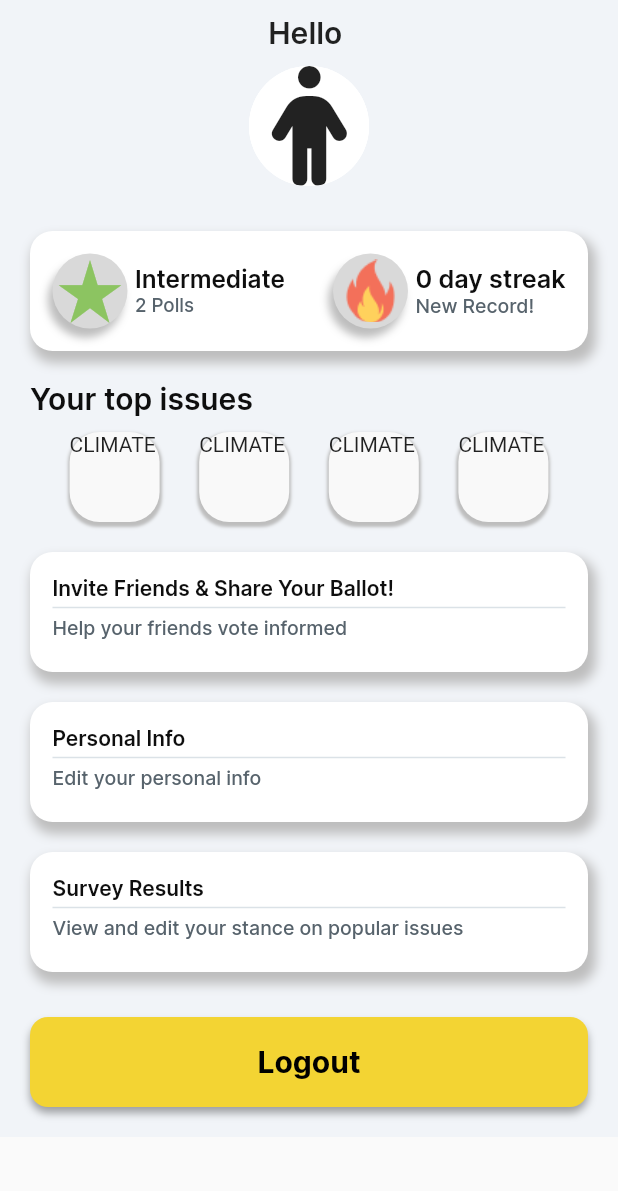
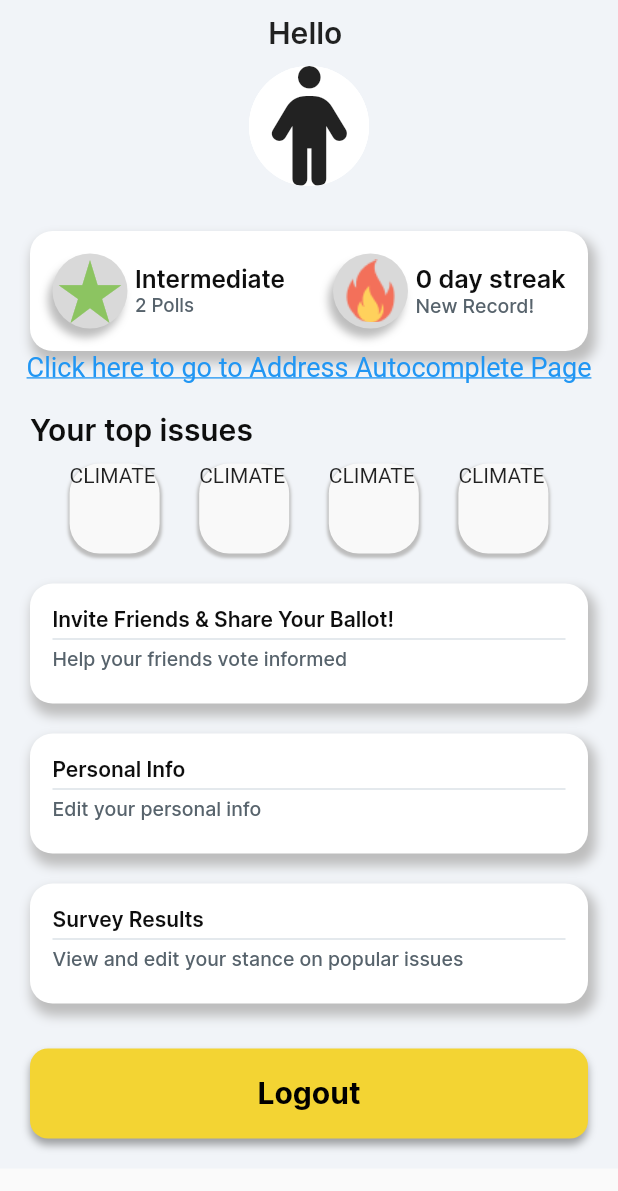
Before and after one commit to CodeNerf/Pogo-app, a Flutter app: the UserProfile widget shown alone on an empty page, opened directly with empty values, on a phone screen of 412 x 824 dp. Shown: the top 1191 px of the screen. Run offline on Flutter 3.47's test engine with Material 2 defaults, Android fonts, the phone set to English and light mode, and no system bars; drawn by our look-alikes of auto_size_text, circular_profile_avatar; our stand-ins replace flutter_rating_bar, flutter_typeahead, font_awesome_flutter, google_maps_flutter, page_transition, percent_indicator and 1 more; missing offline and left inert: amplify_auth_cognito, amplify_core, amplify_datastore, amplify_flutter, google_maps_webservice, swipeable_card_stack; accounts and stored records are empty; network calls fail.

```diff
--- a/lib/AppWalkThrough.dart
+++ b/lib/AppWalkThrough.dart
@@ -267,7 +267,7 @@ Positioned(
   right: 16.0,
   child: TextButton(
     onPressed: () {
-      if (_currentPage <= 2) {
+      if (_currentPage <=3) {
         Navigator.push(
           context,
           MaterialPageRoute(builder: (context) => SignInSignUpPage(index: 0,))
--- a/lib/UserProfile.dart
+++ b/lib/UserProfile.dart
@@ -13,10 +13,12 @@ import 'dynamoModels/UserIssueFactorValues.dart';
 import 'package:circular_profile_avatar/circular_profile_avatar.dart';
 import 'dart:math';
 import 'EditPersonalInfoPage.dart';
+import 'AddressAutocomplete.dart';
 
 class UserProfile extends StatefulWidget {
   final UserIssueFactorValues currentUserFactors;
   final UserDemographics currentUserDemographics;
+
   const UserProfile(
       {Key? key,
       required this.currentUserFactors,
@@ -34,7 +36,7 @@ class _UserProfileState extends State<UserProfile> {
   String _fourthIssue = "";
   final List<num> _ratings = [];
   final TextEditingController _profilePicController = TextEditingController();
-
+UserDemographics userDemographics = UserDemographics(userId: '');
   @override
   void initState() {
     super.initState();
@@ -635,6 +637,25 @@ class _UserProfileState extends State<UserProfile> {
                 ),
               ),
             ),
+InkWell(
+        onTap: () {
+          Navigator.push(
+            context,
+                  MaterialPageRoute(builder: (context) => AddressAutocomplete(userDemographics: userDemographics)),
+
+          );
+        },
+        child: Center(
+          child: Text(
+            'Click here to go to Address Autocomplete Page',
+            style: TextStyle(
+              decoration: TextDecoration.underline,
+              color: Colors.blue,
+              fontSize: 18.0,
+            ),
+          ),
+        ),
+      ),
 
             //your top issues, top issues icons
             Padding(
--- a/lib/VoterGuide.dart
+++ b/lib/VoterGuide.dart
@@ -17,7 +17,7 @@ class VoterGuide extends StatefulWidget {
 class _VoterGuideState extends State<VoterGuide> {
   List<bool> _isChecked = [false, false, false, false];
   late List<PollingLocation> _pollingLocations;
-  late String stateInitial;
+  late String stateInitial = "MI";
 
   @override
   void initState() {
```
Also changed, not shown: lib/AddressAutocomplete.dart (+30 -14 lines).
